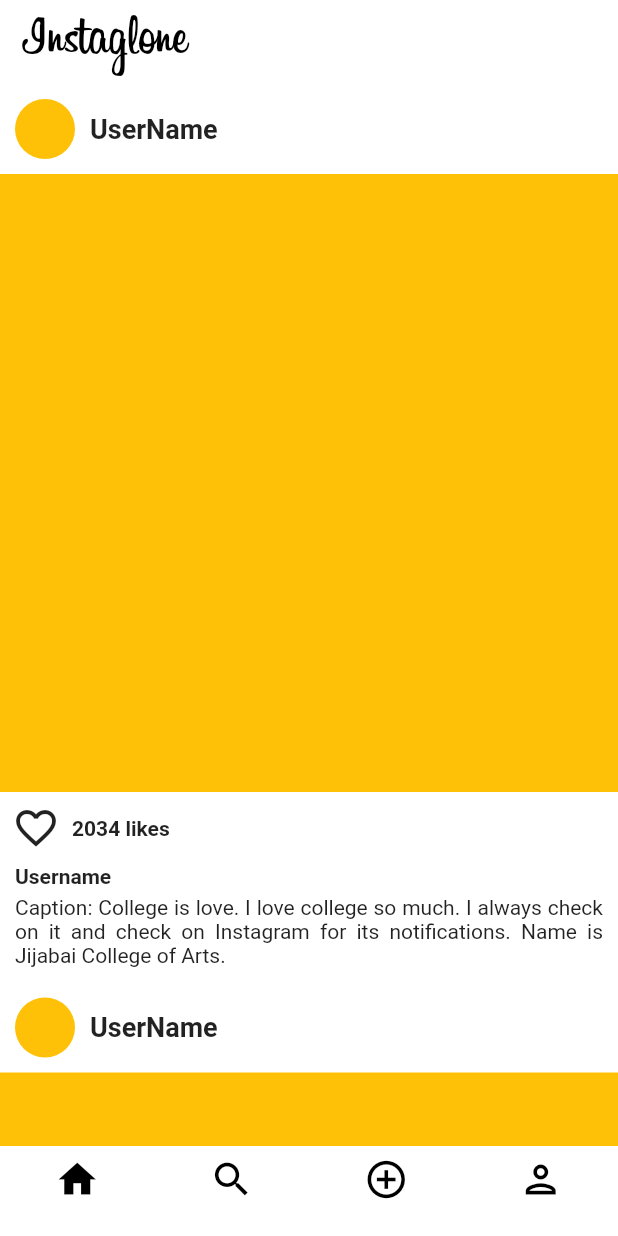
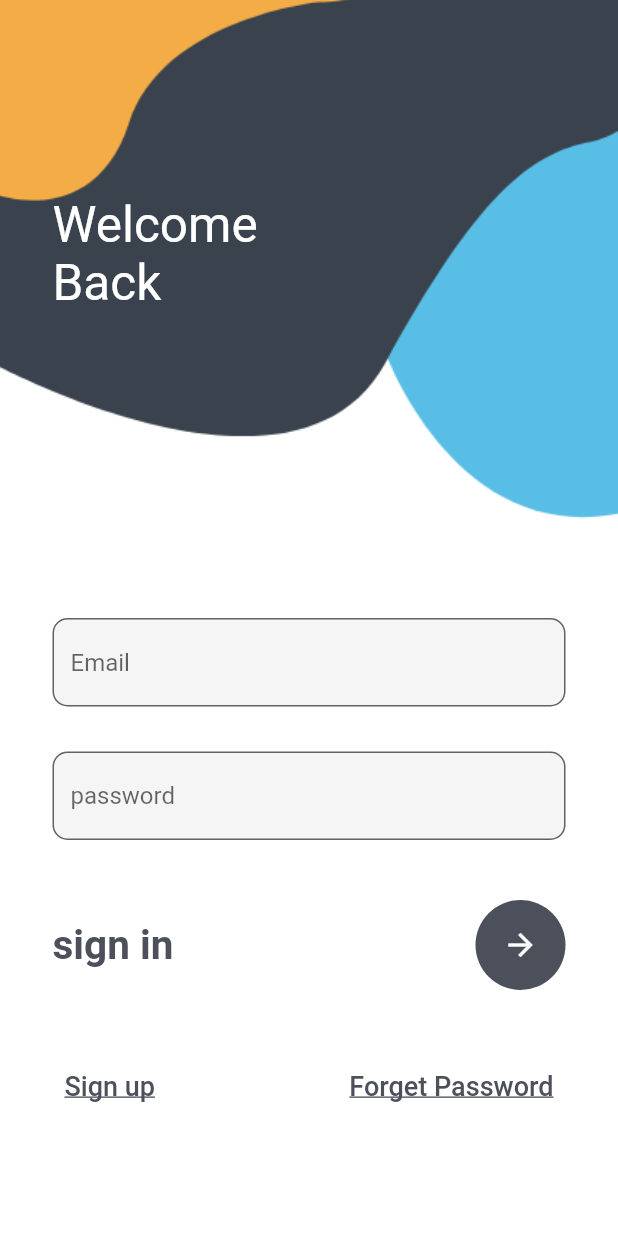
Before and after one commit to QuronXZ/Instaglone, a Flutter app: the screen it shows after launch, on a phone screen of 412 x 824 dp. Run offline on Flutter 3.47's test engine with Material 2 defaults, Android fonts, the phone set to English and light mode, and no system bars; our stand-ins replace camera, cloud_firestore, firebase_auth, firebase_core, flutter_image_compress, fluttertoast and 2 more; missing offline and left inert: dart:ffi; accounts and stored records are empty.

Commit message:
Done with basic login and signup

```diff
--- /dev/null
+++ b/lib/Models/showSnackbar.dart
@@ -0,0 +1,6 @@
+import 'package:flutter/material.dart';
+
+void ShowSnack(BuildContext context, String msg) {
+  SnackBar msg = new SnackBar(content: Text("Sign-Up successful!"));
+  ScaffoldMessenger.of(context).showSnackBar(msg);
+}
--- /dev/null
+++ b/lib/login.dart
@@ -0,0 +1,151 @@
+import 'package:flutter/material.dart';
+import 'package:firebase_auth/firebase_auth.dart';
+import 'package:firebase_core/firebase_core.dart';
+import 'package:instaglone/Models/showSnackbar.dart';
+
+class MyLogin extends StatefulWidget {
+  const MyLogin({Key? key}) : super(key: key);
+
+  @override
+  _LoginState createState() => _LoginState();
+}
+
+class _LoginState extends State<MyLogin> {
+  FirebaseAuth _auth = FirebaseAuth.instance;
+  TextEditingController email = new TextEditingController();
+  TextEditingController password = new TextEditingController();
+  late String _userEmail;
+
+  void _signInWithEmailAndPassword() async {
+    try {
+      await _auth.signInWithEmailAndPassword(
+        email: email.text.trim(),
+        password: password.text.trim(),
+      );
+      Navigator.pushNamedAndRemoveUntil(
+          context, "home", (Route<dynamic> route) => false);
+    } on FirebaseAuthException catch (e) {
+      ShowSnack(context, e.message ?? "Invalid email of Password!");
+    }
+  }
+
+  @override
+  void dispose() {
+    super.dispose();
+    email.dispose();
+    password.dispose();
+  }
+
+  @override
+  Widget build(BuildContext context) {
+    return Container(
+      decoration: BoxDecoration(
+        image: DecorationImage(
+          image: AssetImage('assets/login.png'),
+          fit: BoxFit.cover,
+        ),
+      ),
+      child: Scaffold(
+        backgroundColor: Colors.transparent,
+        body: Stack(
+          children: [
+            Container(
+              padding: EdgeInsets.only(left: 35, top: 130),
+              child: Text(
+                'Welcome \nBack',
+                style: TextStyle(
+                  color: Colors.white,
+                  fontSize: 33,
+                ),
+              ),
+            ),
+            SingleChildScrollView(
+              child: Container(
+                padding: EdgeInsets.only(
+                    top: MediaQuery.of(context).size.height * 0.5,
+                    right: 35,
+                    left: 35),
+                child: Column(
+                  children: [
+                    TextField(
+                      controller: email,
+                      decoration: InputDecoration(
+                        fillColor: Colors.grey.shade100,
+                        filled: true,
+                        hintText: 'Email',
+                        border: OutlineInputBorder(
+                            borderRadius: BorderRadius.circular(10)),
+                      ),
+                    ),
+                    SizedBox(height: 30),
+                    TextField(
+                      obscureText: true,
+                      controller: password,
+                      decoration: InputDecoration(
+                        fillColor: Colors.grey.shade100,
+                        filled: true,
+                        hintText: 'password',
+                        border: OutlineInputBorder(
+                            borderRadius: BorderRadius.circular(10)),
+                      ),
+                    ),
+                    SizedBox(height: 40),
+                    Row(
+                      mainAxisAlignment: MainAxisAlignment.spaceBetween,
+                      children: [
+                        Text(
+                          'sign in',
+                          style: TextStyle(
+                              color: Color(0xff4c505b),
+                              fontSize: 27,
+                              fontWeight: FontWeight.w700),
+                        ),
+                        CircleAvatar(
+                          radius: 30,
+                          backgroundColor: Color(0xff4c505b),
+                          child: IconButton(
+                            color: Colors.white,
+                            onPressed: _signInWithEmailAndPassword,
+                            icon: Icon(Icons.arrow_forward),
+                          ),
+                        )
+                      ],
+                    ),
+                    SizedBox(height: 40),
+                    Row(
+                      mainAxisAlignment: MainAxisAlignment.spaceBetween,
+                      children: [
+                        TextButton(
+                            onPressed: () {
+                              Navigator.pushNamed(context, 'register');
+                            },
+                            child: Text(
+                              'Sign up',
+                              style: TextStyle(
+                                decoration: TextDecoration.underline,
+                                fontSize: 18,
+                                color: Color(0xff4c505b),
+                              ),
+                            )),
+                        TextButton(
+                            onPressed: () {},
+                            child: Text(
+                              'Forget Password',
+                              style: TextStyle(
+                                decoration: TextDecoration.underline,
+                                fontSize: 18,
+                                color: Color(0xff4c505b),
+                              ),
+                            )),
+                      ],
+                    )
+                  ],
+                ),
+              ),
+            )
+          ],
+        ),
+      ),
+    );
+  }
+}
--- a/lib/main.dart
+++ b/lib/main.dart
@@ -1,22 +1,51 @@
+import 'dart:async';
+import 'dart:ffi';
 import 'package:flutter/material.dart';
 import "Material_color_generator.dart";
 import 'package:firebase_core/firebase_core.dart';
+import 'package:firebase_auth/firebase_auth.dart';
 import 'package:cloud_firestore/cloud_firestore.dart';
+import 'package:provider/provider.dart';
 import 'firebase_options.dart';
 import 'Nav.dart';
+import 'login.dart';
+import 'register.dart';
 
 void main() async {
   WidgetsFlutterBinding.ensureInitialized();
   await Firebase.initializeApp(
     options: DefaultFirebaseOptions.currentPlatform,
   );
-  runApp(const MyApp());
+  runApp(MyApp());
 }
 
 FirebaseFirestore firestore = FirebaseFirestore.instance;
 
-class MyApp extends StatelessWidget {
-  const MyApp({Key? key}) : super(key: key);
+class MyApp extends StatefulWidget {
+  MyApp({Key? key}) : super(key: key);
+
+  @override
+  State<MyApp> createState() => _MyAppState();
+}
+
+class _MyAppState extends State<MyApp> {
+  late StreamSubscription<User?> user;
+
+  void initState() {
+    super.initState();
+    signout();
+    // user = FirebaseAuth.instance.authStateChanges().listen((user) {
+    //   if (user == null) {
+    //     print('User is currently signed out!');
+    //   } else {
+    //     print('User is signed in!');
+    //   }
+    // });
+  }
+
+  Future<void> signout() async {
+    await FirebaseAuth.instance.signOut();
+  }
 
   // This widget is the root of your application.
   @override
@@ -25,6 +54,13 @@ class MyApp extends StatelessWidget {
       debugShowCheckedModeBanner: false,
       title: 'Instaglone',
       theme: ThemeData(primarySwatch: generateMaterialColor(Colors.white)),
+      routes: {
+        "home": (context) => MyHomePage(),
+        "login": (context) => MyLogin(),
+        "register": (context) => MyRegister(),
+      },
+      initialRoute:
+          FirebaseAuth.instance.currentUser == null ? "login" : "home",
       home: MyHomePage(),
     );
   }
--- a/lib/post_preview.dart
+++ b/lib/post_preview.dart
@@ -5,9 +5,9 @@ import 'dart:io';
 import 'package:flutter/material.dart';
 import 'package:cloud_firestore/cloud_firestore.dart';
 import 'Material_color_generator.dart';
-import 'package:instaglone/Models/post.dart';
 import 'package:path_provider/path_provider.dart';
 import 'package:fluttertoast/fluttertoast.dart';
+import 'Models/post.dart';
 
 class PhotoPreviewScreen extends StatefulWidget {
   File imageFile;
--- a/pubspec.yaml
+++ b/pubspec.yaml
@@ -30,6 +30,7 @@ dependencies:
   flutter:
     sdk: flutter
   firebase_core: ^1.11.0
+  firebase_auth: ^3.3.5
   cloud_firestore: ^3.1.6
   camera: ^0.9.4+6
   path_provider: ^2.0.8
@@ -62,7 +63,8 @@ flutter:
   uses-material-design: true
 
   # To add assets to your application, add an assets section, like this:
-  # assets:
+  assets:
+    - assets/
   #   - images/a_dot_burr.jpeg
   #   - images/a_dot_ham.jpeg
 
```
Also changed, not shown: lib/edit_profile.dart (added, +158 -0 lines), lib/register.dart (added, +231 -0 lines), assets/login.png (added), assets/profile.png (added), assets/register.png (added), pubspec.lock, 1 other file.
